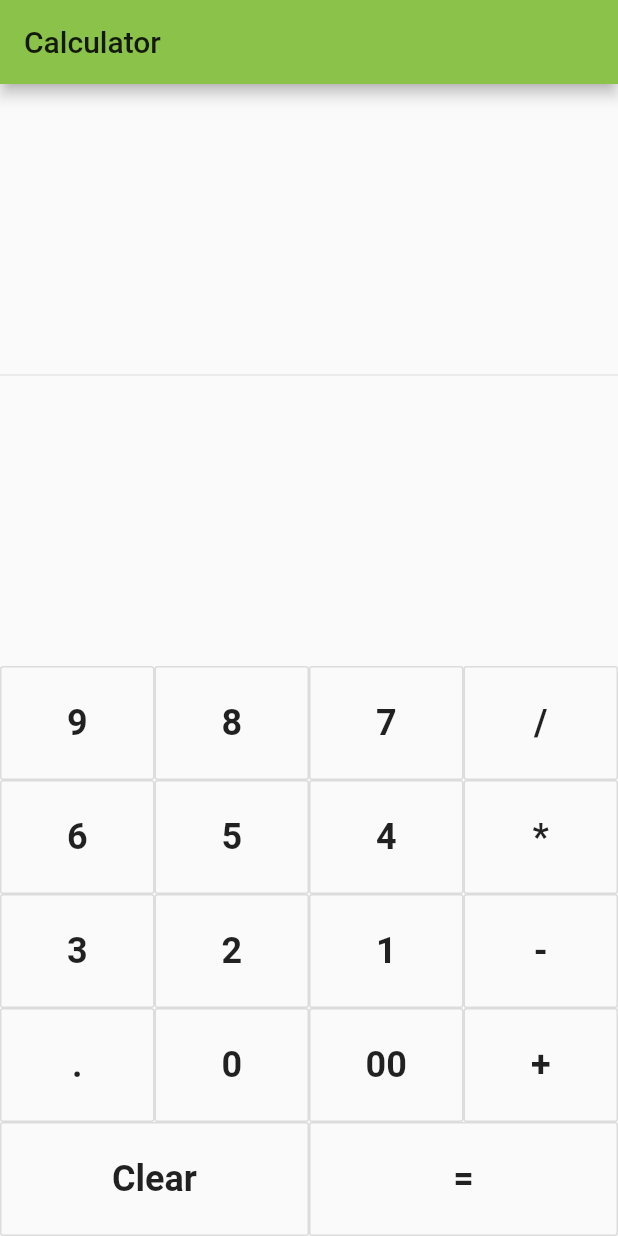
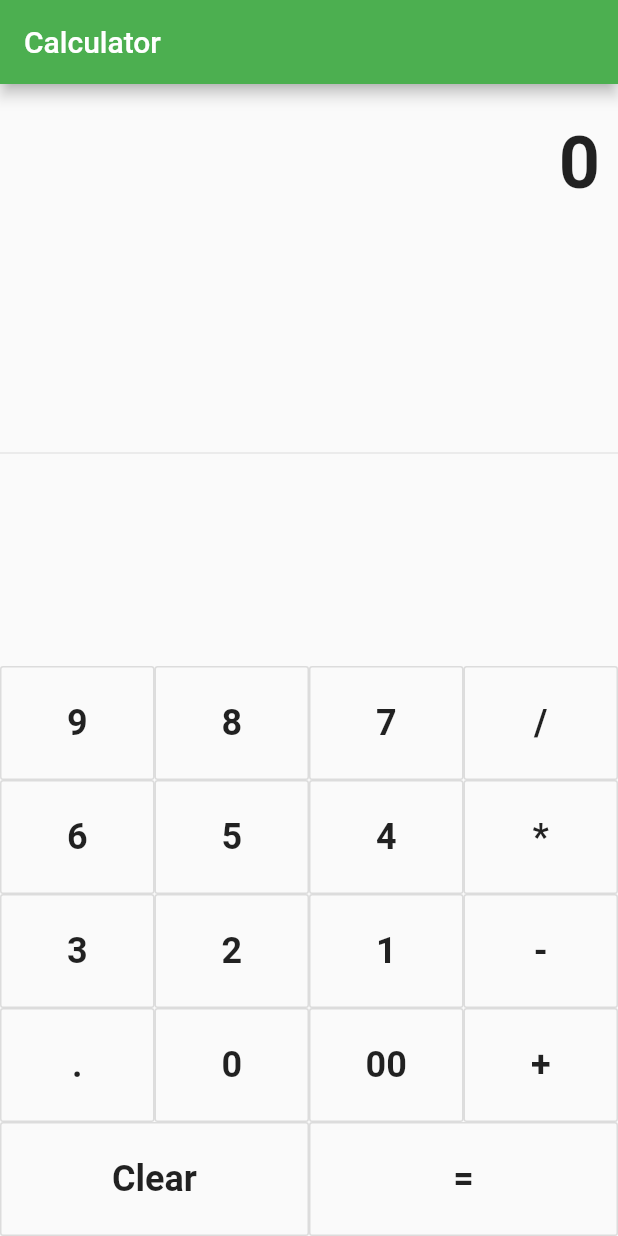
Before and after one commit to suriya-1403/Flutter-app, a Flutter app: the screen it shows after launch, on a phone screen of 412 x 824 dp. Run offline on Flutter 3.47's test engine with Material 2 defaults, Android fonts, the phone set to English and light mode, and no system bars.

Commit message:
Build: Completed the UI

```diff
--- a/calculator_app/lib/main.dart
+++ b/calculator_app/lib/main.dart
@@ -11,7 +11,7 @@ class MyApp extends StatelessWidget {
     return MaterialApp(
       title: 'Flutter Demo',
       theme: ThemeData(
-        primarySwatch: Colors.lightGreen,
+        primarySwatch: Colors.green,
       ),
       home: MyHomePage(title: 'Calculator'),
     );
@@ -26,11 +26,13 @@ class MyHomePage extends StatefulWidget {
 }
 
 class _MyHomePageState extends State<MyHomePage> {
+  String output = "0";
 
-  Widget buildButton(String x){
+  Widget buildButton(String x) {
     return new Expanded(
       child: new OutlineButton(
-                  child: new Text(x,
+        child: new Text(
+          x,
           style: TextStyle(
             fontSize: 24.0,
             fontWeight: FontWeight.bold,
@@ -50,9 +52,20 @@ class _MyHomePageState extends State<MyHomePage> {
         ),
         body: new Container(
             child: new Column(children: <Widget>[
-            new Expanded(child: new Divider(),
+          new Container(
+            alignment: Alignment.centerRight,
+            padding: new EdgeInsets.symmetric(vertical: 24.0, horizontal: 12.0),
+            child: Text(
+              output,
+              style: new TextStyle(
+                fontSize: 48.0,
+                fontWeight: FontWeight.bold,
               ),
-
+            ),
+          ),
+          new Expanded(
+            child: new Divider(),
+          ),
           new Column(
             children: [
               Row(
```
Also changed, not shown: 1 other file. Lines whose indentation alone changed are shown as unchanged.
